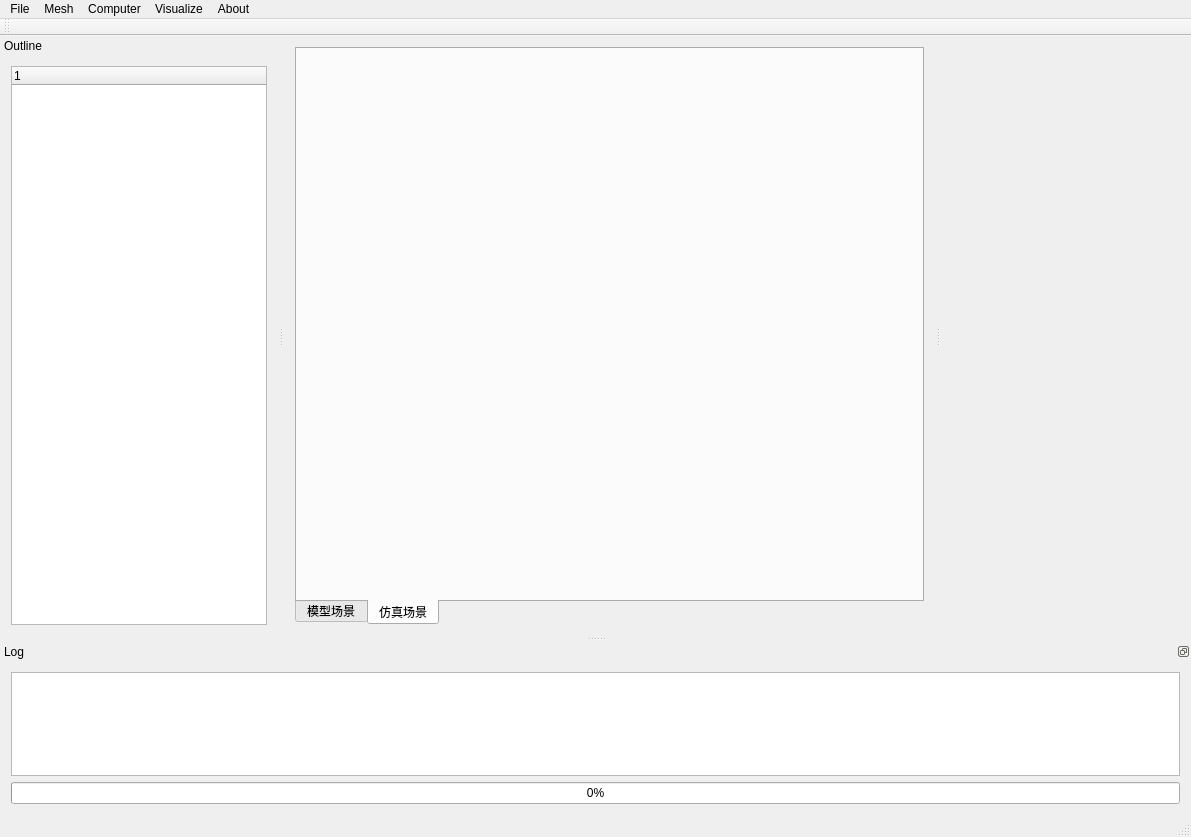
First picture: the form in mainwindow.ui, repository joilee/Simulation2016, before the edit.
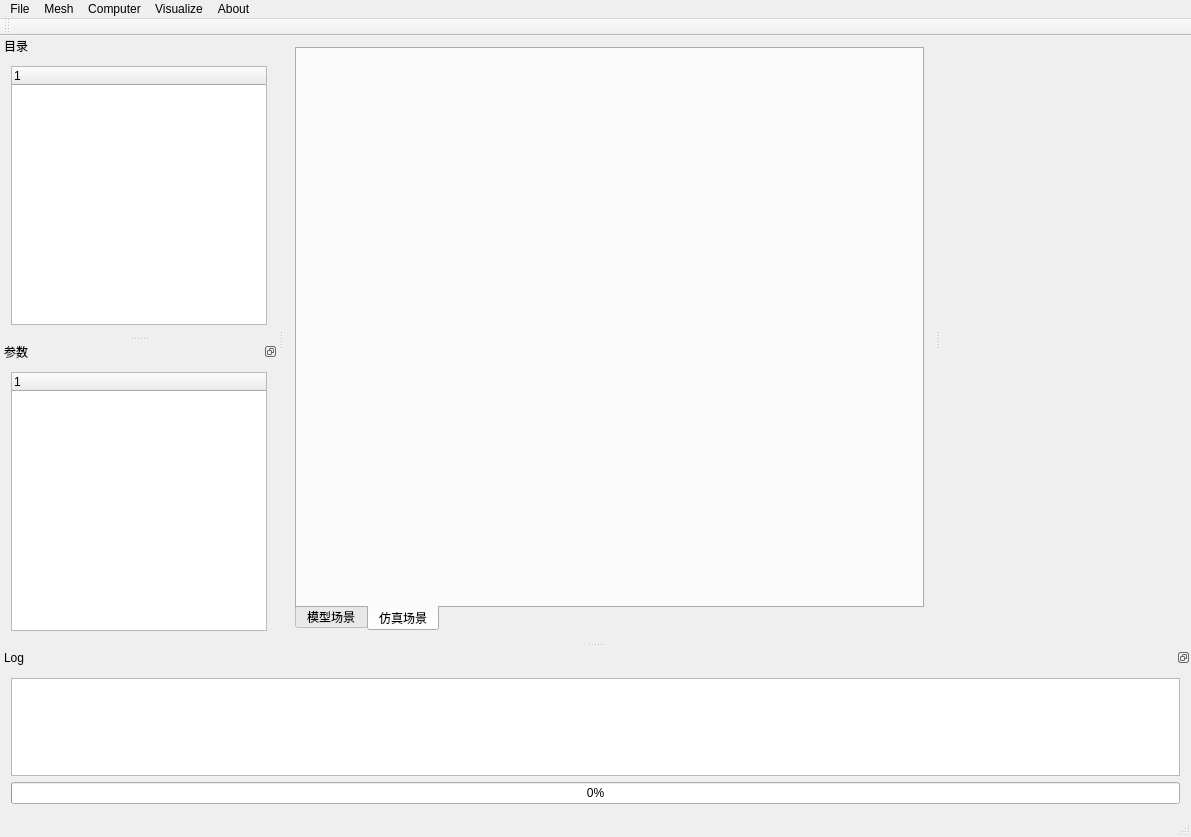
Second picture: the form after the edit. Custom widgets are drawn as their Qt base class.

Patch:
```diff
--- a/mainwindow.ui
+++ b/mainwindow.ui
@@ -151,7 +151,7 @@
    <property name="minimumSize">
     <size>
      <width>256</width>
-     <height>600</height>
+     <height>300</height>
     </size>
    </property>
    <property name="features">
@@ -161,13 +161,15 @@
     <set>Qt::LeftDockWidgetArea</set>
    </property>
    <property name="windowTitle">
-    <string>Outline</string>
+    <string>目录</string>
    </property>
    <attribute name="dockWidgetArea">
     <number>1</number>
    </attribute>
    <widget class="QWidget" name="dockWidgetContents_2">
-    <layout class="QHBoxLayout" name="horizontalLayout_2">
+    <layout class="QVBoxLayout" name="verticalLayout_5">
+     <item>
+      <layout class="QVBoxLayout" name="verticalLayout_4">
      <item>
       <widget class="QTreeWidget" name="treeWidget_project">
        <column>
@@ -178,6 +180,8 @@
       </widget>
      </item>
     </layout>
+     </item>
+    </layout>
    </widget>
   </widget>
   <widget class="QDockWidget" name="dockWidget_2">
@@ -211,6 +215,36 @@
     </layout>
    </widget>
   </widget>
+  <widget class="QDockWidget" name="dockWidget_para">
+   <property name="minimumSize">
+    <size>
+     <width>89</width>
+     <height>300</height>
+    </size>
+   </property>
+   <property name="features">
+    <set>QDockWidget::DockWidgetFloatable</set>
+   </property>
+   <property name="windowTitle">
+    <string>参数</string>
+   </property>
+   <attribute name="dockWidgetArea">
+    <number>1</number>
+   </attribute>
+   <widget class="QWidget" name="dockWidgetContents_3">
+    <layout class="QVBoxLayout" name="verticalLayout_6">
+     <item>
+      <widget class="QTreeWidget" name="treeWidget_para">
+       <column>
+        <property name="text">
+         <string notr="true">1</string>
+        </property>
+       </column>
+      </widget>
+     </item>
+    </layout>
+   </widget>
+  </widget>
   <action name="action">
    <property name="text">
     <string>新建</string>
```
Lines whose indentation alone changed are shown as unchanged.
